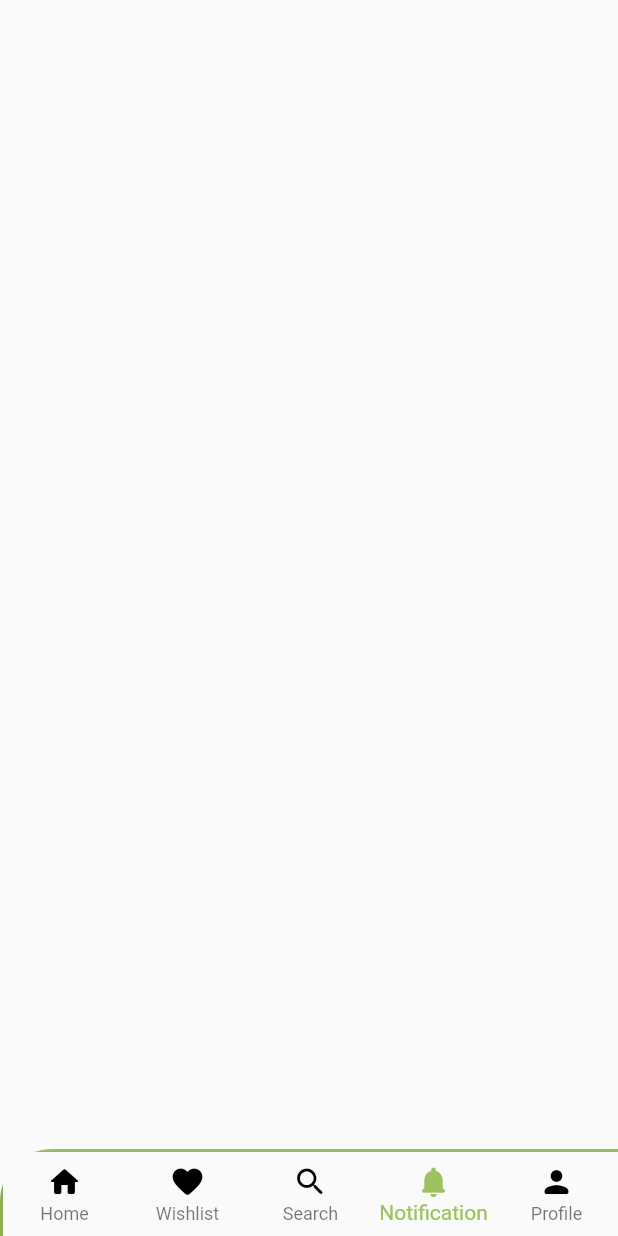
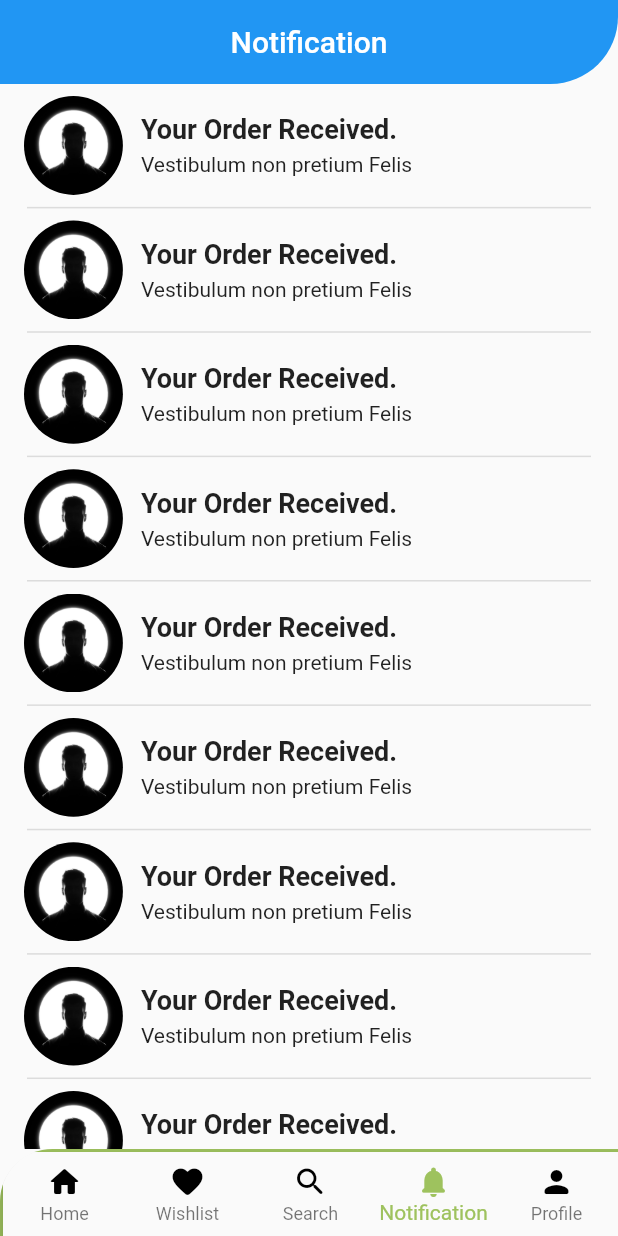
Before and after one commit to rushit5560/Furniture_Store_Project, a Flutter app: the screen it shows after launch, item 4 of the bottom bar chosen, on a phone screen of 412 x 824 dp. Run offline on Flutter 3.47's test engine with Material 2 defaults, Android fonts, the phone set to English and light mode, and no system bars; our stand-ins replace carousel_slider, get, shared_preferences.

Commit message:
Notification Screen UI

```diff
--- a/furniture_store/lib/Screens/notification_screen/notification_screen.dart
+++ b/furniture_store/lib/Screens/notification_screen/notification_screen.dart
@@ -1,10 +1,19 @@
 import 'package:flutter/material.dart';
+import 'package:furniture_store/common/common_widgets.dart';
+import 'package:furniture_store/controllers/notification_screen_controller/notification_screen_controller.dart';
+import 'package:furniture_store/widgets/notification_screen_widgets/notification_screen_widgets.dart';
+import 'package:get/get.dart';
 
 class NotificationScreen extends StatelessWidget {
-  const NotificationScreen({Key? key}) : super(key: key);
+  NotificationScreenController notificationScreenController = Get.put(NotificationScreenController());
 
   @override
   Widget build(BuildContext context) {
-    return Scaffold();
+    return Scaffold(
+      appBar: commonAppBarModule('Notification'),
+
+      // Import From Notification Screen Widgets File
+      body: NotificationListModule(notificationScreenController: notificationScreenController),
+    );
   }
 }
--- /dev/null
+++ b/furniture_store/lib/common/common_widgets.dart
@@ -0,0 +1,13 @@
+import 'package:flutter/material.dart';
+
+PreferredSizeWidget commonAppBarModule(String title) {
+  return AppBar(
+    title: Text('$title'),
+    elevation: 0,
+    shape: RoundedRectangleBorder(
+      borderRadius: BorderRadius.only(bottomRight: Radius.circular(45)),
+    ),
+    centerTitle: true,
+
+  );
+}
--- /dev/null
+++ b/furniture_store/lib/controllers/notification_screen_controller/notification_screen_controller.dart
@@ -0,0 +1,58 @@
+import 'package:furniture_store/common/image_url.dart';
+import 'package:furniture_store/models/notification_screen_model/notification_screen_model.dart';
+import 'package:get/get.dart';
+
+class NotificationScreenController extends GetxController {
+  List<NotificationModel> notificationList = [
+    NotificationModel(
+      img: ImageUrl.profileImg,
+      title: 'Your Order Received.',
+      description: 'Vestibulum non pretium Felis'
+    ),
+    NotificationModel(
+        img: ImageUrl.profileImg,
+        title: 'Your Order Received.',
+        description: 'Vestibulum non pretium Felis'
+    ),
+    NotificationModel(
+        img: ImageUrl.profileImg,
+        title: 'Your Order Received.',
+        description: 'Vestibulum non pretium Felis'
+    ),
+    NotificationModel(
+        img: ImageUrl.profileImg,
+        title: 'Your Order Received.',
+        description: 'Vestibulum non pretium Felis'
+    ),
+    NotificationModel(
+        img: ImageUrl.profileImg,
+        title: 'Your Order Received.',
+        description: 'Vestibulum non pretium Felis'
+    ),
+    NotificationModel(
+        img: ImageUrl.profileImg,
+        title: 'Your Order Received.',
+        description: 'Vestibulum non pretium Felis'
+    ),
+    NotificationModel(
+        img: ImageUrl.profileImg,
+        title: 'Your Order Received.',
+        description: 'Vestibulum non pretium Felis'
+    ),
+    NotificationModel(
+        img: ImageUrl.profileImg,
+        title: 'Your Order Received.',
+        description: 'Vestibulum non pretium Felis'
+    ),
+    NotificationModel(
+        img: ImageUrl.profileImg,
+        title: 'Your Order Received.',
+        description: 'Vestibulum non pretium Felis'
+    ),
+    NotificationModel(
+        img: ImageUrl.profileImg,
+        title: 'Your Order Received.',
+        description: 'Vestibulum non pretium Felis'
+    ),
+  ];
+}
--- /dev/null
+++ b/furniture_store/lib/models/notification_screen_model/notification_screen_model.dart
@@ -0,0 +1,10 @@
+class NotificationModel{
+  String img;
+  String title;
+  String description;
+
+  NotificationModel({
+    required this.img,
+    required this.title,
+    required this.description});
+}
--- /dev/null
+++ b/furniture_store/lib/widgets/notification_screen_widgets/notification_screen_widgets.dart
@@ -0,0 +1,71 @@
+import 'package:flutter/material.dart';
+import 'package:furniture_store/controllers/notification_screen_controller/notification_screen_controller.dart';
+import 'package:get/get.dart';
+
+
+class NotificationListModule extends StatelessWidget {
+  NotificationScreenController notificationScreenController;
+  NotificationListModule({required this.notificationScreenController});
+
+  @override
+  Widget build(BuildContext context) {
+    return Padding(
+      padding: const EdgeInsets.symmetric(horizontal: 8.0),
+      child: ListView.separated(
+        itemCount: notificationScreenController.notificationList.length,
+        shrinkWrap: true,
+        physics: BouncingScrollPhysics(),
+        separatorBuilder: (BuildContext context, int index) =>
+            Divider(height: 1, indent: 10, endIndent: 10, thickness: 1),
+        itemBuilder: (context, index){
+          return Padding(
+            padding: const EdgeInsets.all(8.0),
+            child: Row(
+              children: [
+                Container(
+                  width: Get.height * 0.08,
+                  height: Get.height * 0.08,
+                  decoration: BoxDecoration(
+                      shape: BoxShape.circle,
+                      image: DecorationImage(
+                        image: AssetImage('${notificationScreenController.notificationList[index].img}'),
+                        fit: BoxFit.cover,
+                      )
+                  ),
+                ),
+                const SizedBox(width: 12),
+                Expanded(
+                  child: Container(
+                    child: Column(
+                      crossAxisAlignment: CrossAxisAlignment.start,
+                      children: [
+                        Text(
+                          '${notificationScreenController.notificationList[index].title}',
+                          maxLines: 1,
+                          overflow: TextOverflow.ellipsis,
+                          style: TextStyle(
+                            fontWeight: FontWeight.bold,
+                            fontSize: 18,
+                          ),
+                        ),
+                        SizedBox(height: 5),
+                        Text(
+                          '${notificationScreenController.notificationList[index].description}',
+                          maxLines: 1,
+                          overflow: TextOverflow.ellipsis,
+                          style: TextStyle(
+
+                          ),
+                        ),
+                      ],
+                    ),
+                  ),
+                ),
+              ],
+            ),
+          );
+        },
+      ),
+    );
+  }
+}
```
